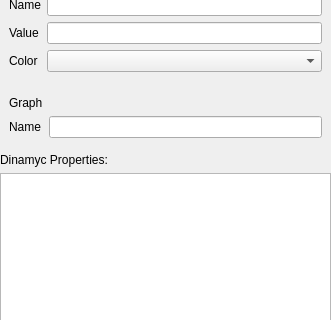
Old version of the form src/Interface/GraphPropertiesWidget.ui in the repository KDE/rocs; both pictures show x 0 to 331 and y 287 to 607 of the 331 by 865 pixel window.
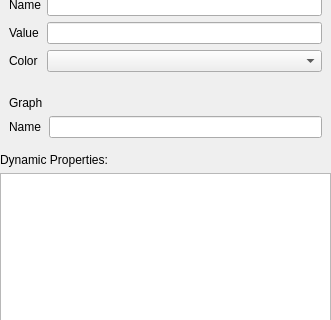
New version of the form. Custom widgets are drawn as their Qt base class.

Commit message: Corrected typo.

The edit to the form file:
```diff
--- a/src/Interface/GraphPropertiesWidget.ui
+++ b/src/Interface/GraphPropertiesWidget.ui
@@ -138,7 +138,7 @@
    <item row="5" column="0">
     <widget class="QLabel" name="label_6">
      <property name="text">
-      <string>Dinamyc Properties:</string>
+      <string>Dynamic Properties:</string>
      </property>
     </widget>
    </item>
```
